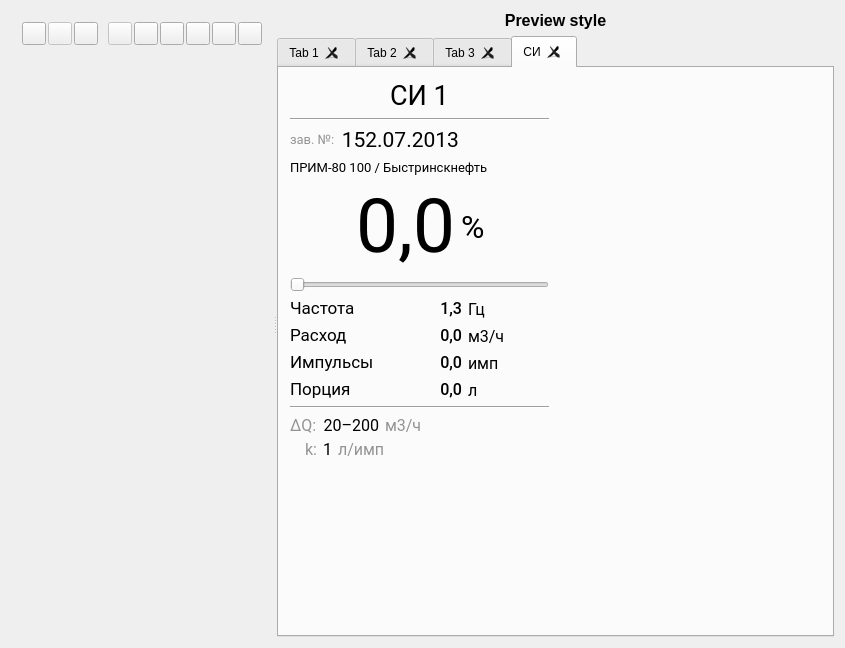
The window that qsseditor.ui (lit-uriy/qsseditor) describes before a commit, drawn with Qt 5.
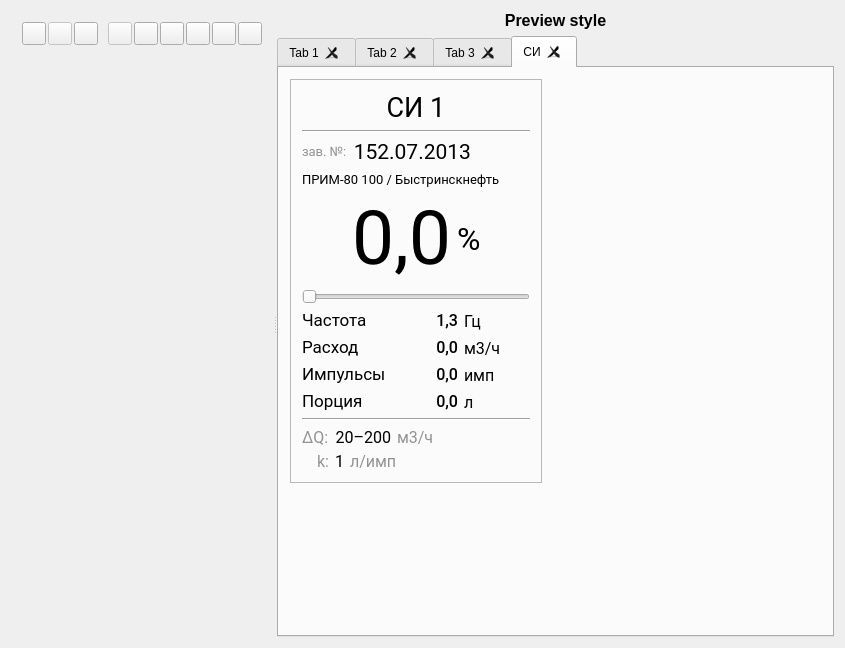
The same window after the commit. Icons and pictures are not drawn. Custom widgets are drawn as their Qt base class.

Commit message: Подправил карточку ДИ, был забыт фрэйм

The edit to the form file:
```diff
--- a/qsseditor.ui
+++ b/qsseditor.ui
@@ -959,6 +959,19 @@
           </attribute>
           <layout class="QGridLayout" name="gridLayout_13">
            <item row="0" column="0">
+            <widget class="QFrame" name="frame_2">
+             <property name="sizePolicy">
+              <sizepolicy hsizetype="Maximum" vsizetype="Maximum">
+               <horstretch>0</horstretch>
+               <verstretch>0</verstretch>
+              </sizepolicy>
+             </property>
+             <property name="frameShape">
+              <enum>QFrame::StyledPanel</enum>
+             </property>
+             <property name="frameShadow">
+              <enum>QFrame::Raised</enum>
+             </property>
             <layout class="QVBoxLayout" name="verticalLayout_2">
              <item>
               <widget class="QLabel" name="title">
@@ -1465,6 +1478,7 @@
               </layout>
              </item>
             </layout>
+            </widget>
            </item>
            <item row="0" column="1">
             <spacer name="horizontalSpacer_10">
@@ -1473,7 +1487,7 @@
              </property>
              <property name="sizeHint" stdset="0">
               <size>
-               <width>272</width>
+               <width>188</width>
                <height>20</height>
               </size>
              </property>
```
Lines whose indentation alone changed are shown as unchanged.
